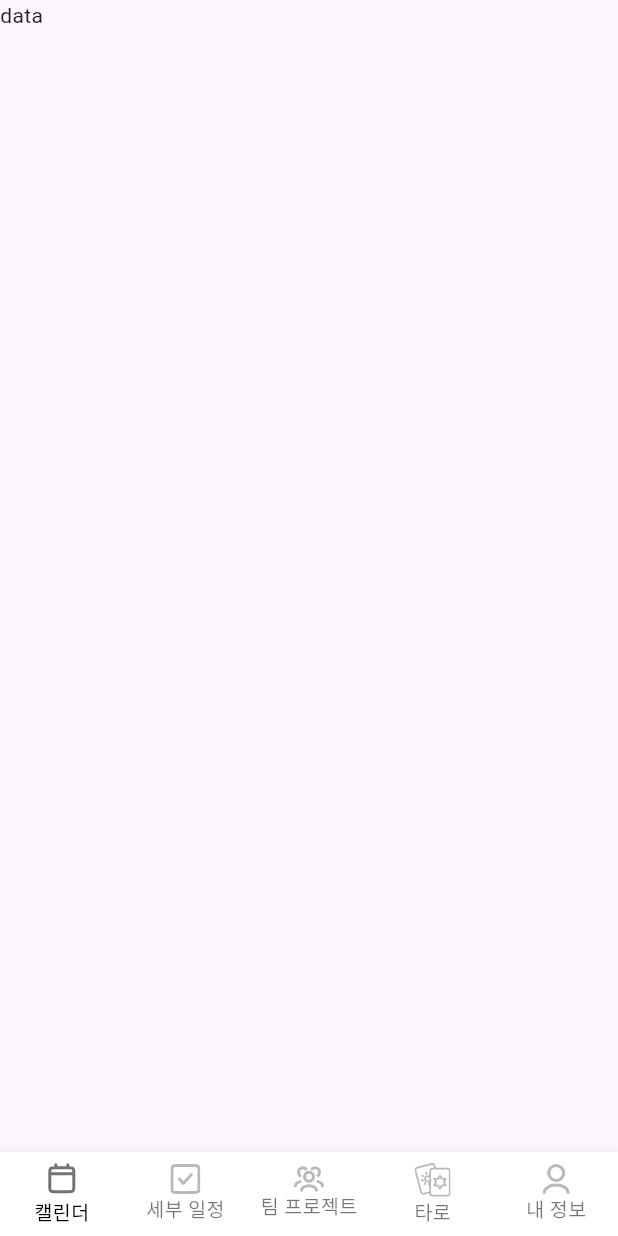
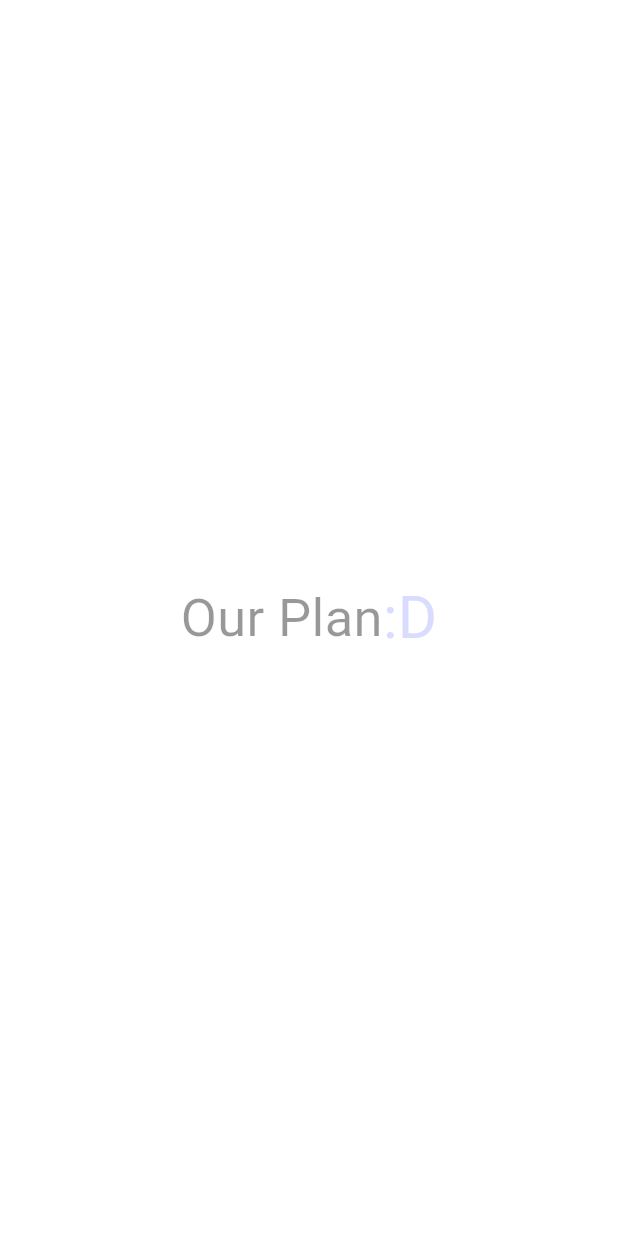
Before and after one commit to peep-todo/peep-todo-frontend, a Flutter app: the first screen one second after launch, on a phone screen of 412 x 824 dp. Run offline on Flutter 3.47's test engine with Material 3 defaults, Android fonts, the phone set to English and light mode, and no system bars; our stand-ins replace dropdown_button2, flutter_svg, get, lottie, pie_chart, share_plus and 2 more; Roboto replaces fonts that are missing (SFPro).

Commit message:
ADD: splash screen

```diff
--- a/todo_peep/lib/app.dart
+++ b/todo_peep/lib/app.dart
@@ -2,6 +2,7 @@ import 'package:flutter/material.dart';
 import 'package:flutter_svg/svg.dart';
 import 'package:get/get.dart';
 import 'package:todo_peep/controllers/bottom_nav_controller.dart';
+import 'package:todo_peep/screens/calendar/main_claendar.dart';
 import 'package:todo_peep/screens/taro/select_taro.dart';
 import 'package:todo_peep/screens/team/team.dart';
 
@@ -18,7 +19,7 @@ class App extends GetView<BottomNavController> {
           index: controller.pageIndex.value,
           children: [
             //일단은 텍스트 여기서 너희가 만든 페이지를 자식으로 변경 ㄱㄱ
-            const Text("data"),
+            MainClaendar(),
             const Text("data"),
             Team(),
             const SelectTaro(),
--- a/todo_peep/lib/main.dart
+++ b/todo_peep/lib/main.dart
@@ -9,6 +9,7 @@ import 'package:todo_peep/screens/team/team.dart';
 import 'package:todo_peep/screens/team/team_detail.dart';
 import 'package:todo_peep/screens/team/team_detail_veiwall.dart';
 import 'package:todo_peep/screens/team/team_project_add.dart';
+import 'package:todo_peep/screens/splash_screen.dart';
 
 void main() {
   runApp(const MyApp());
@@ -17,14 +18,12 @@ void main() {
 class MyApp extends StatelessWidget {
   const MyApp({super.key});
 
-  // This widget is the root of your application.
   @override
   Widget build(BuildContext context) {
     return GetMaterialApp(
       title: 'Flutter Demo',
       theme: ThemeData(
         fontFamily: 'SFPro',
-        // colorScheme: ColorScheme.fromSeed(seedColor: Colors.deepPurple),
         useMaterial3: true,
         appBarTheme: const AppBarTheme(
           surfaceTintColor: Colors.white,
@@ -36,10 +35,12 @@ class MyApp extends StatelessWidget {
           ),
         ),
       ),
-      //앱 실행과 동시에 인스턴스 생성?
       initialBinding: InitBindings(),
       getPages: [
         GetPage(name: "/", page: () => const App()),
+        GetPage(
+            name: "/splash",
+            page: () => const SplashScreen()), // 스플래시 스크린 경로 추가
         GetPage(name: "/team", page: () => Team()),
         GetPage(name: "/team/add", page: () => TeamProjectAdd()),
         GetPage(name: "/team/create", page: () => const ProjectCreate()),
@@ -48,7 +49,7 @@ class MyApp extends StatelessWidget {
         GetPage(name: "/team/add/schedule", page: () => AddSchedule()),
         GetPage(name: "/team/add/category", page: () => AddCategory())
       ],
-      initialRoute: "/",
+      initialRoute: "/splash", // 앱 실행 시 스플래시 스크린으로 시작
     );
   }
 }
--- /dev/null
+++ b/todo_peep/lib/screens/splash_screen.dart
@@ -0,0 +1,109 @@
+import 'package:flutter/material.dart';
+import 'package:get/get.dart';
+
+class SplashScreen extends StatefulWidget {
+  const SplashScreen({super.key});
+
+  @override
+  _SplashScreenState createState() => _SplashScreenState();
+}
+
+class _SplashScreenState extends State<SplashScreen>
+    with TickerProviderStateMixin {
+  late AnimationController _fadeController;
+  late AnimationController _rotationController;
+  late Animation<double> _fadeAnimation;
+  late Animation<double> _rotationAnimation;
+
+  @override
+  void initState() {
+    super.initState();
+
+    // 서서히 나타나는 애니메이션을 위한 컨트롤러
+    _fadeController = AnimationController(
+      duration: const Duration(seconds: 2), // 2초 동안 서서히 나타나게
+      vsync: this,
+    );
+
+    // 텍스트 회전 애니메이션을 위한 컨트롤러
+    _rotationController = AnimationController(
+      duration: const Duration(seconds: 1), // 1초 동안 회전
+      vsync: this,
+    );
+
+    // 0에서 1로 서서히 나타나는 애니메이션
+    _fadeAnimation = Tween<double>(begin: 0, end: 1).animate(_fadeController);
+
+    // 0에서 90도까지 회전하는 애니메이션
+    _rotationAnimation =
+        Tween<double>(begin: 0, end: 1).animate(_rotationController);
+
+    // 서서히 나타나는 애니메이션 시작
+    _fadeController.forward();
+
+    // 텍스트가 서서히 나타난 후 회전 애니메이션 시작
+    _fadeController.addStatusListener((status) {
+      if (status == AnimationStatus.completed) {
+        _rotationController.forward();
+      }
+    });
+
+    // 5초 후에 스플래시 스크린이 서서히 사라지며 초기 화면으로 이동
+    Future.delayed(const Duration(seconds: 3), () {
+      _fadeController.reverse(); // 화면 서서히 사라지게
+      Future.delayed(const Duration(seconds: 1), () {
+        Get.toNamed("/"); // 초기 화면으로 이동
+      });
+    });
+  }
+
+  @override
+  void dispose() {
+    _fadeController.dispose();
+    _rotationController.dispose();
+    super.dispose();
+  }
+
+  @override
+  Widget build(BuildContext context) {
+    return Scaffold(
+      backgroundColor: Colors.white,
+      body: FadeTransition(
+        opacity: _fadeAnimation, // 서서히 나타나고 사라짐
+        child: Center(
+          child: Row(
+            mainAxisAlignment: MainAxisAlignment.center,
+            children: [
+              const Text(
+                'Our Plan',
+                style: TextStyle(
+                  fontWeight: FontWeight.w400,
+                  fontSize: 35,
+                  color: Colors.black,
+                ),
+              ),
+              // :D 텍스트에 회전 애니메이션 적용
+              AnimatedBuilder(
+                animation: _rotationController,
+                builder: (context, child) {
+                  return Transform.rotate(
+                    angle: _rotationAnimation.value * (3.14 / 2), // 90도 회전
+                    child: child,
+                  );
+                },
+                child: const Text(
+                  ':D',
+                  style: TextStyle(
+                    fontWeight: FontWeight.w400,
+                    fontSize: 40,
+                    color: Color(0xFFA3A7FF),
+                  ),
+                ),
+              ),
+            ],
+          ),
+        ),
+      ),
+    );
+  }
+}
--- a/todo_peep/lib/widgets/common/add_choice.dart
+++ b/todo_peep/lib/widgets/common/add_choice.dart
@@ -8,7 +8,6 @@ class AddChoice extends StatelessWidget {
   @override
   Widget build(BuildContext context) {
     var screenWidth = MediaQuery.of(context).size.width;
-    var screenHeight = MediaQuery.of(context).size.height;
 
     return Scaffold(
       backgroundColor: Colors.white,
```
Also changed, not shown: todo_peep/lib/screens/calendar/main_claendar.dart (+113 -1 lines), todo_peep/pubspec.yaml (+62 -63 lines), todo_peep/pubspec.lock.
